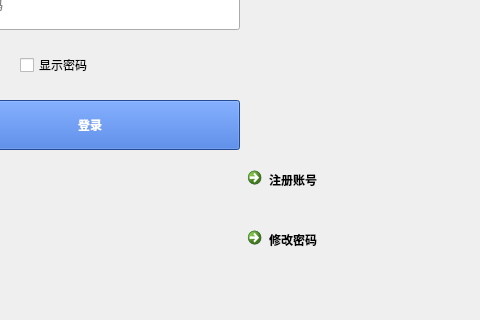
Qt form chat_client/widget.ui (UserXSX/Qt-chat-client) before a commit; both pictures show x 320 to 800 and y 280 to 600 of the 800 by 600 pixel window.
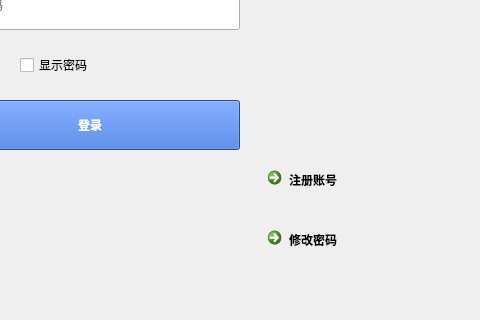
The same form after that commit.

The edit to the form file:
```diff
--- a/chat_client/widget.ui
+++ b/chat_client/widget.ui
@@ -77,7 +77,7 @@
   <widget class="QCommandLinkButton" name="signupButton">
    <property name="geometry">
     <rect>
-     <x>560</x>
+     <x>580</x>
      <y>440</y>
      <width>180</width>
      <height>50</height>
@@ -125,7 +125,7 @@
   <widget class="QCommandLinkButton" name="changePwdBtn">
    <property name="geometry">
     <rect>
-     <x>560</x>
+     <x>580</x>
      <y>500</y>
      <width>180</width>
      <height>50</height>
```
